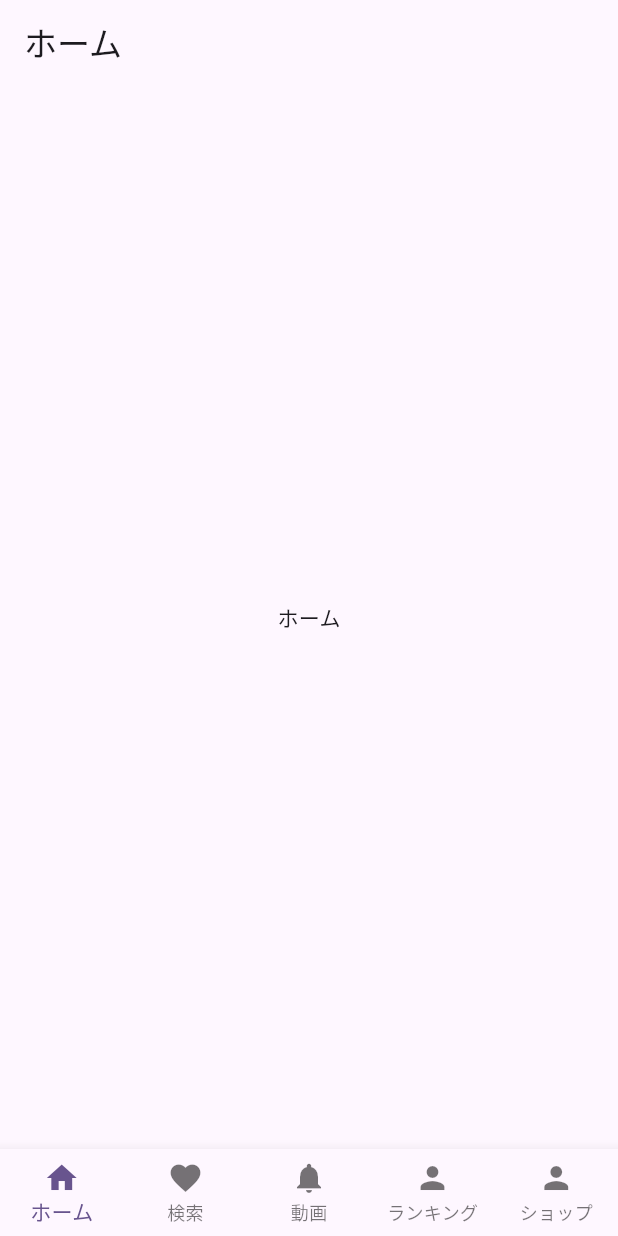
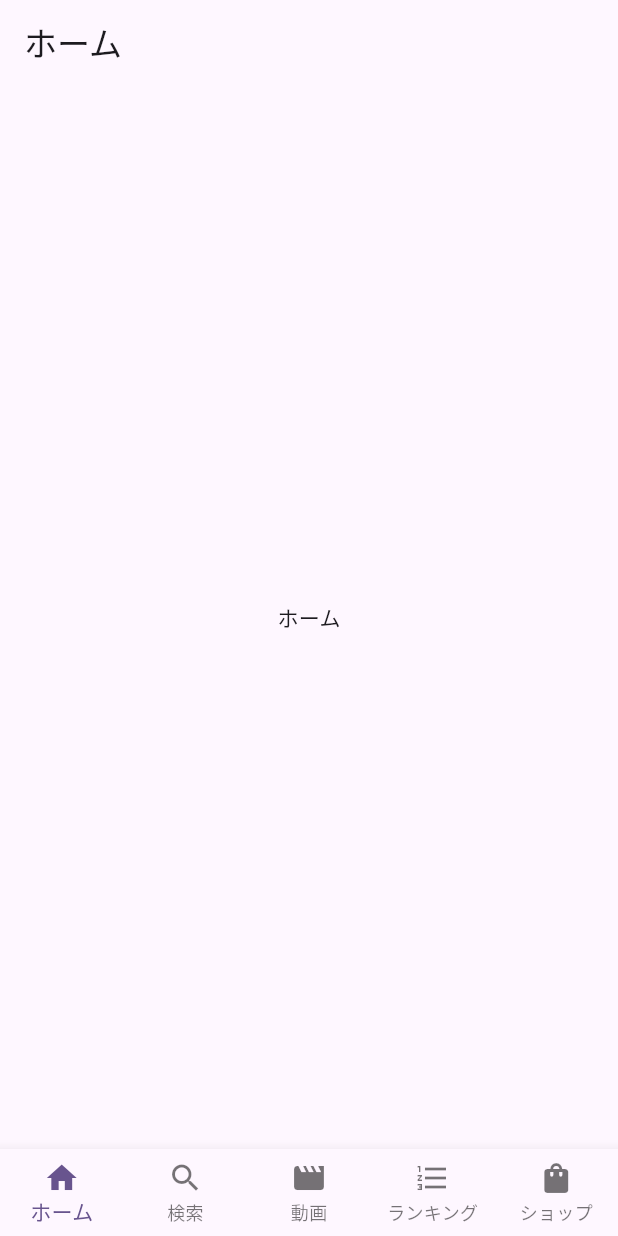
Before and after one commit to AyanaKudo-flier/HelloWorld, a Flutter app: the screen it shows after launch, on a phone screen of 412 x 824 dp. Run offline on Flutter 3.47's test engine with Material 3 defaults, Android fonts, the phone set to English and light mode, and no system bars.

Commit message:
style: BottomNavigationBarItemを変更

```diff
--- a/lib/src/app.dart
+++ b/lib/src/app.dart
@@ -55,11 +55,12 @@ class _MyStatefulWidgetState extends State<MyStatefulWidget> {
           onTap: _onItemTapped,
           items: const <BottomNavigationBarItem>[
             BottomNavigationBarItem(icon: Icon(Icons.home), label: 'ホーム'),
-            BottomNavigationBarItem(icon: Icon(Icons.favorite), label: '検索'),
+            BottomNavigationBarItem(icon: Icon(Icons.search), label: '検索'),
+            BottomNavigationBarItem(icon: Icon(Icons.movie), label: '動画'),
             BottomNavigationBarItem(
-                icon: Icon(Icons.notifications), label: '動画'),
-            BottomNavigationBarItem(icon: Icon(Icons.person), label: 'ランキング'),
-            BottomNavigationBarItem(icon: Icon(Icons.person), label: 'ショップ'),
+                icon: Icon(Icons.format_list_numbered), label: 'ランキング'),
+            BottomNavigationBarItem(
+                icon: Icon(Icons.shopping_bag), label: 'ショップ'),
           ],
           type: BottomNavigationBarType.fixed,
         ));
```
